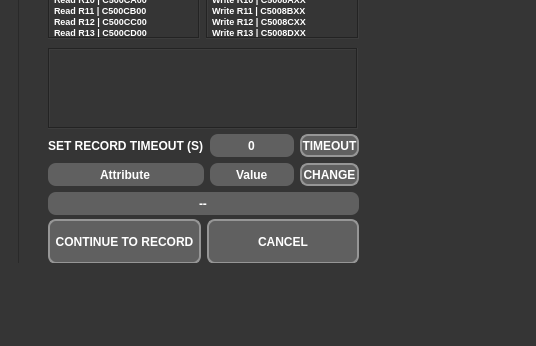
Above: src/micromap/interface/interface_gui.ui from nnc-ufmg/micromap before the change; both pictures show x 0 to 536 and y 376 to 722 of the 1188 by 722 pixel window. Below: the same form after it.
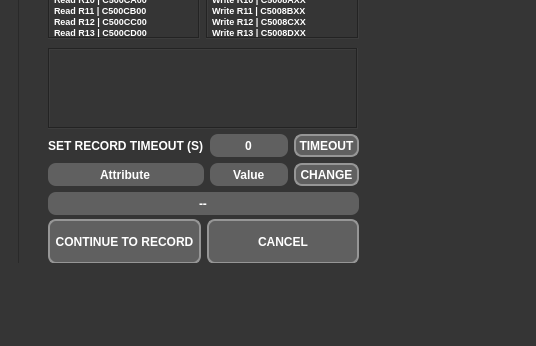
That is the form after the change. The open tabs and pages were chosen to show the change. Icons and pictures are not drawn. Custom widgets are drawn as their Qt base class.

```diff
--- a/src/micromap/interface/interface_gui.ui
+++ b/src/micromap/interface/interface_gui.ui
@@ -2477,7 +2477,7 @@
                  <string notr="true">QPushButton{border:2px solid #A21F27;border-radius:8px;background-color:#2C53A1;color:#FFFFFF;font:7pt&quot;DejaVu Sans&quot;;font-weight:bold;}QPushButton:pressed{border:2px solid #A21F27;border-radius:8px;background-color:#A21F27;color:#FFFFFF;}QPushButton::!enabled{border:2px solid #969696;border-radius:8px;background-color:#606060;color:#FFFFFF;font:7pt&quot;DejaVu Sans&quot;;font-weight:bold;}</string>
                 </property>
                 <property name="text">
-                 <string notr="true">TIMEOUT</string>
+                 <string notr="true"> TIMEOUT </string>
                 </property>
                 <property name="checked">
                  <bool>false</bool>
```
